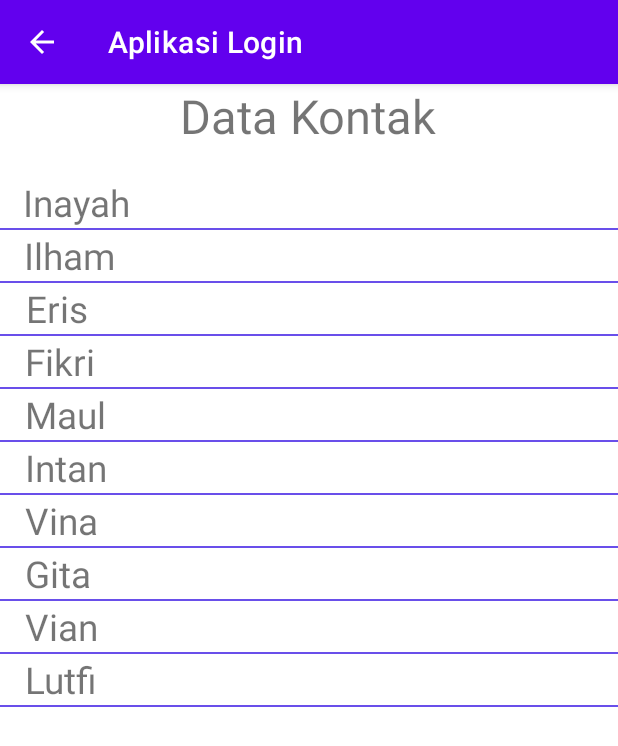
After one commit to swmahardhika/Activity_5, an Android app: the Home_Activity screen opened directly, with no data from a screen before it, on a phone screen of 412 x 824 dp. The commit adds this screen. Shown: the top 746 px of the screen. Run offline under Robolectric (Android 15) with nearby library versions, the phone set to English and light mode, and no system bars.

Commit message:
Pesan komit wajib diisi (Commit Message Required) Ex: Commit 1 (publish projek ke dalam github (publish the project to github))
Lots of changes

```diff
--- /dev/null
+++ b/app/src/main/java/com/example/loginconstraintlayout/ClassNama.java
@@ -0,0 +1,17 @@
+package com.example.loginconstraintlayout;
+
+public class ClassNama {
+    private String Nama;
+
+    //inilisiasi objek
+    public ClassNama(String nama)
+    {
+        this.Nama = nama;
+    }
+
+    //Membuat method getName untuk mengembalikan nilai ke variabel nama
+    public String getNama()
+    {
+        return this.Nama;
+    }
+}
--- /dev/null
+++ b/app/src/main/java/com/example/loginconstraintlayout/Home_Activity.java
@@ -0,0 +1,107 @@
+package com.example.loginconstraintlayout;
+
+import androidx.appcompat.app.AppCompatActivity;
+
+import android.content.Intent;
+import android.os.Bundle;
+import android.view.MenuItem;
+import android.view.View;
+import android.widget.AdapterView;
+import android.widget.ListView;
+import android.widget.PopupMenu;
+import android.widget.Toast;
+
+import java.util.ArrayList;
+
+public class Home_Activity extends AppCompatActivity implements PopupMenu.OnMenuItemClickListener {
+    //Deklarasi variable dengan jenis data listview
+    private ListView list;
+
+    //Memanggil class listviewAdapter dan diinisiasi menjadi variable adapter
+    private ListViewAdapter adapter;
+
+    //Deklarasi array untuk menyimpan nama
+    String[] listNama;
+
+    //Memanggil class cmassNama
+    public static ArrayList<ClassNama> classNamaArrayList = new ArrayList<ClassNama>();
+
+    //Membuat objek Bundle
+    Bundle bundle = new Bundle();
+
+    //Membuat objek intent
+    Intent intent;
+
+    @Override
+    protected void onCreate(Bundle savedInstanceState) {
+        super.onCreate(savedInstanceState);
+        setContentView(R.layout.activity_home_);
+
+        //Menyimpan nama didalam array listNama
+        listNama = new String[]{"Inayah", "Ilham", "Eris",
+                "Fikri", "Maul", "Intan", "Vina", "Gita",
+                "Vian", "Lutfi"};
+        list = findViewById(R.id.listkontak);
+
+        //membuat objek dari class ClassNama menjadi arraylist
+        classNamaArrayList = new ArrayList<>();
+
+        //Membaca seluruh data pada array listNama
+        for (int i = 0; i < listNama.length; i++)
+        {
+            //Membuat objek class nama
+            ClassNama classNama = new ClassNama(listNama[i]);
+            //Binds string ke array
+            classNamaArrayList.add(classNama);
+        }
+
+        //membuat objek dari listviewadapter
+        adapter = new ListViewAdapter( this);
+
+        //Binds adapter ke listview
+        list.setAdapter(adapter);
+
+        //membuat event dari list onclick
+        list.setOnItemClickListener(new AdapterView.OnItemClickListener() {
+            @Override
+            public void onItemClick(AdapterView<?> parent, View view, int position, long id) {
+
+                //Deklarasi variable nama yang berisi item yang di klik
+                String nama = classNamaArrayList.get(position).getNama();
+
+                //memasukan value dari variabel nama dengan kunci "a"
+                //dan dimasukkan kedalam bundle
+                bundle.putString("a", nama.trim());
+
+                //membuat objek popup menu
+                PopupMenu pm = new PopupMenu(getApplicationContext(), view);
+
+                //membuat event untuk popup menu ketika dipilih
+                pm.setOnMenuItemClickListener(Home_Activity.this);
+
+                //menampilkan popup menu dari layout menu
+                pm.inflate(R.menu.popup_menu);
+
+                //menampilkan popup menu
+                pm.show();
+            }
+        });
+    }
+
+    @Override
+    public boolean onMenuItemClick(MenuItem menuItem){
+        switch (menuItem.getItemId())
+        {
+            case R.id.mnview:
+                intent = new Intent(getApplicationContext(),ActivityLihatData.class);
+                intent.putExtras(bundle);
+                startActivity(intent);
+                break;
+            case R.id.mnedit:
+                Toast.makeText(getApplicationContext(), "Ini untuk edit kontak",
+                        Toast.LENGTH_LONG).show();
+                break;
+        }
+        return false;
+    }
+}
--- /dev/null
+++ b/app/src/main/java/com/example/loginconstraintlayout/ListViewAdapter.java
@@ -0,0 +1,99 @@
+package com.example.loginconstraintlayout;
+
+import android.content.Context;
+import android.view.LayoutInflater;
+import android.view.View;
+import android.view.ViewGroup;
+import android.widget.BaseAdapter;
+import android.widget.TextView;
+
+import androidx.recyclerview.widget.RecyclerView;
+
+import java.util.ArrayList;
+
+public class ListViewAdapter extends BaseAdapter {
+    //Deklarasi variabel dengan jenis data context
+    Context mContext;
+
+    //Deklarasi variabel dengan jenis data layout inflater
+    LayoutInflater inflater;
+
+    //Deklarasi variabel dengan jenis data arraylist
+    private ArrayList<ClassNama> arrayList;
+
+    //Membuat konstruktor Listviewadapter
+    public ListViewAdapter(Context context) {
+        //memberi nilai mContext dengan context
+        mContext = context;
+
+        //mengatur layoutinflater dari context yang diberikan
+        inflater = LayoutInflater.from(mContext);
+
+        //memberikan nilai arraylist dari class ClassNama
+        this.arrayList = new ArrayList<ClassNama>();
+
+        //menambahkan semua elemen ke arraylist
+        this.arrayList.addAll(Home_Activity.classNamaArrayList);
+    }
+
+    //membuat class untuk mendeklarasikan tempat untuk meletakkan isi kedalam listview
+    public class ViewHolder {
+        //Mendeklarasikan variable dengan jenis TEXTVIEW
+        TextView name;
+    }
+
+
+    //getcount() berfungsi untuk mengembalikan jumlah item yang akan ditampilkan dalam list
+    @Override
+    public int getCount() {
+        //mengembalikan nilai berupa jumlah data dari array data
+        return Home_Activity.classNamaArrayList.size();
+    }
+
+    //fungsi ini digunakan untuk mendaptkan data item yang terkait dengan posisi
+    //tertentu dalam kumpulan data untuk mendapatkan data yang sesuai dari lokasi
+    //tertentu dalam pengumpulan data item
+    @Override
+    public Object getItem(int i) {
+        //mengembalikan nilai berupa objek dari array data
+        return Home_Activity.classNamaArrayList.get(i);
+    }
+
+    //berfungsi mengembalikan "nilai" dari posisi item ke adaptor
+    @Override
+    public long getItemId(int i) {
+        return i;
+    }
+
+    //fungsi ini secara otomatis dipanggil ketika tampilan item list siap untuk
+    //ditampilkan atau akan ditampilkan
+    @Override
+    public View getView(int i, View view, ViewGroup viewGroup) {
+        //deklarasikan variable dengan jenis data ViewHolder
+        final ViewHolder holder;
+
+        //membuat kondisi apakah view null atau tidak
+        if (view == null)
+        {
+            //membuat objek view holder
+            holder = new ViewHolder();
+
+            //Mengatur layout untuk menampilkan item
+            view = inflater.inflate(R.layout.item_listview, null);
+
+            //set id untuk textview
+            holder.name = (TextView) view.findViewById(R.id.tvnama_item);
+
+            //menyimpan data dalam tampilan tanpa menggunakan struktur data lain
+            view.setTag(holder);
+        }   else
+        {
+            //mengatur holder untuk mengembalikan nilai dari view tag
+            holder = (ViewHolder) view.getTag();
+        }
+        //set item ke textviews
+        holder.name.setText(Home_Activity.classNamaArrayList.get(i).getNama());
+        //mengembalikan nilai ke varieble view
+        return view;
+    }
+}
--- a/app/src/main/java/com/example/loginconstraintlayout/MainActivity.java
+++ b/app/src/main/java/com/example/loginconstraintlayout/MainActivity.java
@@ -85,7 +85,7 @@ public class MainActivity extends AppCompatActivity {
                     //
                     b.putString("b", password.trim());
 
-                    Intent i = new Intent(getApplicationContext(), ActivityKedua.class);
+                    Intent i = new Intent(getApplicationContext(), Home_Activity.class);
 
                     i.putExtras(b);
 
--- /dev/null
+++ b/app/src/main/res/layout/activity_home_.xml
@@ -0,0 +1,25 @@
+<?xml version="1.0" encoding="utf-8"?>
+<LinearLayout xmlns:android="http://schemas.android.com/apk/res/android"
+    xmlns:app="http://schemas.android.com/apk/res-auto"
+    xmlns:tools="http://schemas.android.com/tools"
+    android:layout_width="match_parent"
+    android:layout_height="match_parent"
+    android:orientation="vertical"
+    tools:context=".Home_Activity">
+
+    <TextView
+        android:id="@+id/textView5"
+        android:layout_width="wrap_content"
+        android:layout_height="wrap_content"
+        android:text="@string/datakontak"
+        android:layout_gravity="center_horizontal"
+        android:textSize="14pt"/>
+
+    <ListView
+        android:layout_marginTop="20dp"
+        android:id="@+id/listkontak"
+        android:layout_width="match_parent"
+        android:layout_height="match_parent"
+        android:divider="@color/divider"
+        android:dividerHeight="1dp"/>
+</LinearLayout>
--- /dev/null
+++ b/app/src/main/res/layout/item_listview.xml
@@ -0,0 +1,20 @@
+<?xml version="1.0" encoding="utf-8"?>
+<androidx.constraintlayout.widget.ConstraintLayout xmlns:android="http://schemas.android.com/apk/res/android"
+    xmlns:app="http://schemas.android.com/apk/res-auto"
+    xmlns:tools="http://schemas.android.com/tools"
+    android:layout_width="match_parent"
+    android:layout_height="match_parent">
+
+    <TextView
+        android:id="@+id/tvnama_item"
+        android:layout_width="wrap_content"
+        android:layout_height="wrap_content"
+        android:text="@string/namaitem"
+        android:textSize="11pt"
+        app:layout_constraintBottom_toBottomOf="parent"
+        app:layout_constraintEnd_toEndOf="parent"
+        app:layout_constraintHorizontal_bias="0.046"
+        app:layout_constraintStart_toStartOf="parent"
+        app:layout_constraintTop_toTopOf="parent"
+        app:layout_constraintVertical_bias="0.046"/>
+</androidx.constraintlayout.widget.ConstraintLayout>
--- /dev/null
+++ b/app/src/main/res/menu/popup_menu.xml
@@ -0,0 +1,11 @@
+<?xml version="1.0" encoding="utf-8"?>
+<menu xmlns:android="http://schemas.android.com/apk/res/android">
+
+    <item
+        android:id="@+id/mnview"
+        android:title="@string/lihatdata"/>
+
+    <item
+        android:id="@+id/mnedit"
+        android:title="@string/editdata"/>
+</menu>
--- a/app/src/main/res/values/colors.xml
+++ b/app/src/main/res/values/colors.xml
@@ -7,4 +7,5 @@
     <color name="teal_700">#FF018786</color>
     <color name="black">#FF000000</color>
     <color name="white">#FFFFFFFF</color>
+    <color name="divider">#694FEA</color>
 </resources>
--- a/app/src/main/res/values/strings.xml
+++ b/app/src/main/res/values/strings.xml
@@ -16,5 +16,12 @@
     <string name="epass">Masukkan Password</string>
     <string name="erepass">Masukkan Password Kembali</string>
     <string name="ealamat">Masukkan Alamat</string>
+    <string name="lihatdata">Lihat Data</string>
+    <string name="editdata">Edit Data</string>
+    <string name="datakontak">Data Kontak</string>
+    <string name="namaitem">Nama Item</string>
+    <string name="detailkontak">Detail Kontak</string>
+    <string name="nama">Nama</string>
+    <string name="notel">Nomor Telepon</string>
 
 </resources>
```
Also changed, not shown: app/src/main/AndroidManifest.xml (+9 -1 lines), app/src/main/java/com/example/loginconstraintlayout/ActivityLihatData.java (added, +68 -0 lines), app/src/main/java/com/example/loginconstraintlayout/DaftarActivity.java (+8 -1 lines), app/src/main/res/layout/activity_lihat_data.xml (added, +75 -0 lines).
